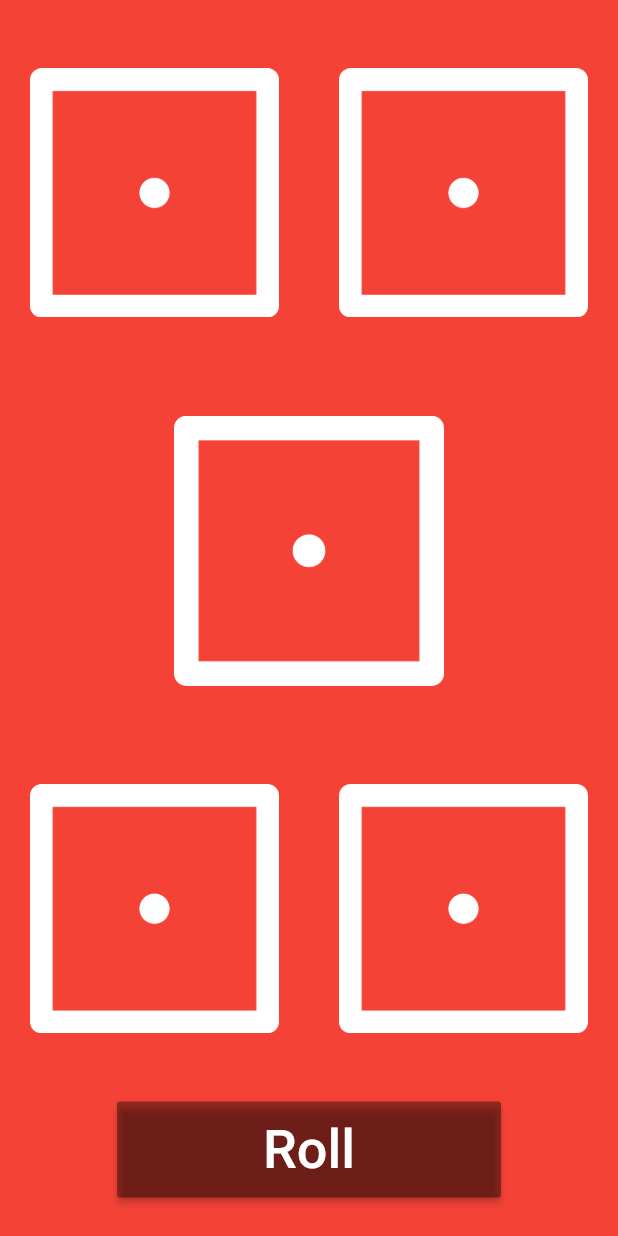
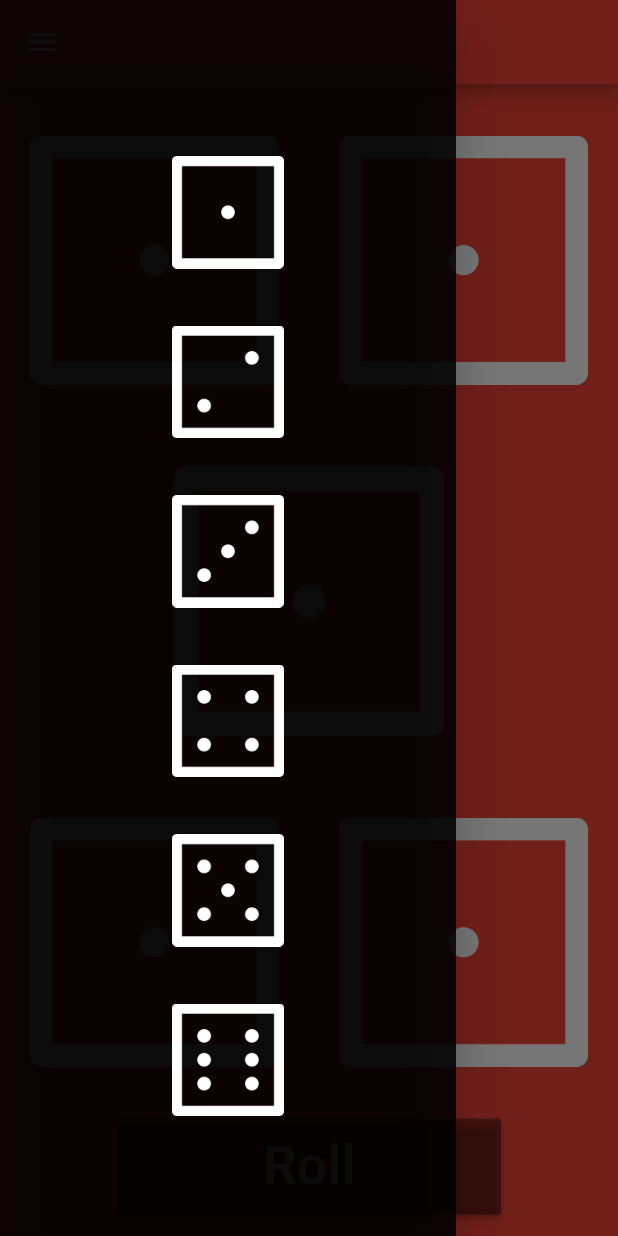
Before and after one commit to matatoMatata94/dice_game, a Flutter app: the FiveDicePage screen opened directly, with the side drawer open (before the commit the screen has no drawer), on a phone screen of 412 x 824 dp. Run offline on Flutter 3.47's test engine with Material 2 defaults, Android fonts, the phone set to English and light mode, and no system bars.

Commit message:
Worked on drawer and added appbar to dice pages

```diff
--- a/lib/navigation_drawer.dart
+++ b/lib/navigation_drawer.dart
@@ -10,6 +10,7 @@ class NavigationDrawer extends StatelessWidget {
   @override
   Widget build(BuildContext context) {
     return Drawer(
+      backgroundColor: Colors.black87,
       child: SingleChildScrollView(
         child: Column(
           crossAxisAlignment: CrossAxisAlignment.stretch,
@@ -28,49 +29,97 @@ class NavigationDrawer extends StatelessWidget {
         ),
       );
 
-  Widget buildDicePageItems(BuildContext context) => Wrap(
-        runSpacing: 16,
+  Widget buildDicePageItems(BuildContext context) => Column(
+        mainAxisAlignment: MainAxisAlignment.spaceAround,
         children: [
+          const SizedBox(
+            height: 100,
+          ),
           ListTile(
-              title: const Text('1 Würfel'),
+              title: const SizedBox(
+                height: 75,
+                child: Image(
+                  image: AssetImage('images/dice1.png'),
+                ),
+              ),
               onTap: () => Navigator.of(context).pushReplacement(
                     MaterialPageRoute(
-                      builder: (context) => OneDicePage(),
+                      builder: (context) => const OneDicePage(),
                     ),
                   )),
+          const SizedBox(
+            height: 30,
+          ),
           ListTile(
-              title: const Text('2 Würfel'),
+              title: const SizedBox(
+                height: 75,
+                child: Image(
+                  image: AssetImage('images/dice2.png'),
+                ),
+              ),
               onTap: () => Navigator.of(context).pushReplacement(
                     MaterialPageRoute(
-                      builder: (context) => TwoDicePage(),
+                      builder: (context) => const TwoDicePage(),
                     ),
                   )),
+          const SizedBox(
+            height: 30,
+          ),
           ListTile(
-              title: const Text('3 Würfel'),
+              title: const SizedBox(
+                height: 75,
+                child: Image(
+                  image: AssetImage('images/dice3.png'),
+                ),
+              ),
               onTap: () => Navigator.of(context).pushReplacement(
                     MaterialPageRoute(
-                      builder: (context) => ThreeDicePage(),
+                      builder: (context) => const ThreeDicePage(),
                     ),
                   )),
+          const SizedBox(
+            height: 30,
+          ),
           ListTile(
-              title: const Text('4 Würfel'),
+              title: const SizedBox(
+                height: 75,
+                child: Image(
+                  image: AssetImage('images/dice4.png'),
+                ),
+              ),
               onTap: () => Navigator.of(context).pushReplacement(
                     MaterialPageRoute(
-                      builder: (context) => FourDicePage(),
+                      builder: (context) => const FourDicePage(),
                     ),
                   )),
+          const SizedBox(
+            height: 30,
+          ),
           ListTile(
-              title: const Text('5 Würfel'),
+              title: const SizedBox(
+                height: 75,
+                child: Image(
+                  image: AssetImage('images/dice5.png'),
+                ),
+              ),
               onTap: () => Navigator.of(context).pushReplacement(
                     MaterialPageRoute(
-                      builder: (context) => FiveDicePage(),
+                      builder: (context) => const FiveDicePage(),
                     ),
                   )),
+          const SizedBox(
+            height: 30,
+          ),
           ListTile(
-              title: const Text('6 Würfel'),
+              title: const SizedBox(
+                height: 75,
+                child: Image(
+                  image: AssetImage('images/dice6.png'),
+                ),
+              ),
               onTap: () => Navigator.of(context).pushReplacement(
                     MaterialPageRoute(
-                      builder: (context) => OneDicePage(),
+                      builder: (context) => const SixDicePage(),
                     ),
                   )),
         ],
```
Also changed, not shown: lib/dicePages.dart (+25 -0 lines).
